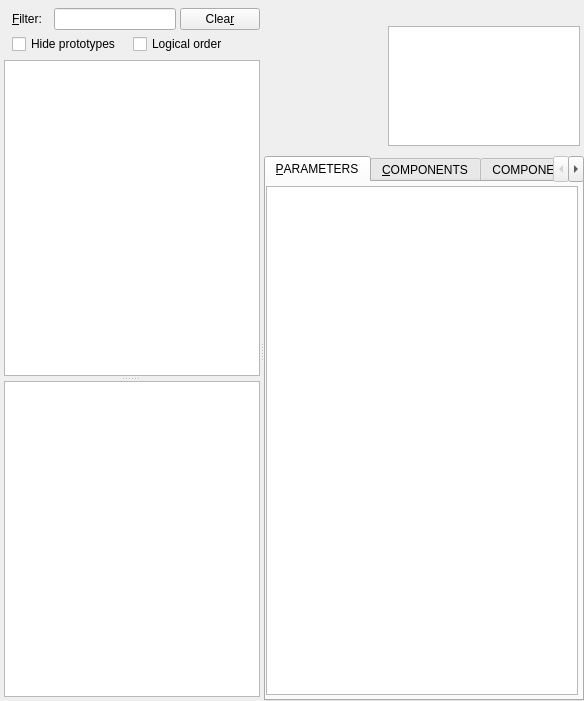
This is src/itemsview.ui in nnemkin/perpetuum-planner as Qt 5 draws it before an edit. The edited form follows.
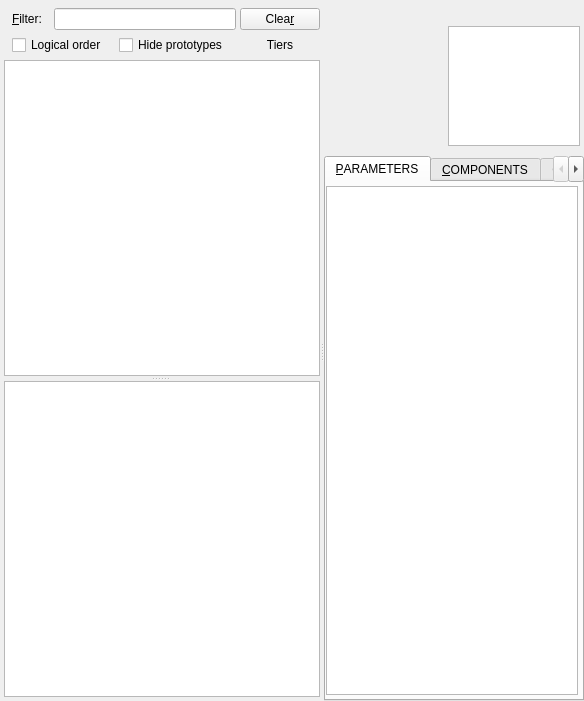
This is the edited form. Icons and pictures are not drawn. Custom widgets are drawn as their Qt base class.

Commit message: Tier filter for item database.

```diff
--- a/src/itemsview.ui
+++ b/src/itemsview.ui
@@ -110,18 +110,11 @@
           <number>12</number>
          </property>
          <property name="rightMargin">
-          <number>4</number>
+          <number>0</number>
          </property>
          <property name="bottomMargin">
-          <number>2</number>
+          <number>0</number>
          </property>
-         <item>
-          <widget class="QCheckBox" name="checkHidePrototypes">
-           <property name="text">
-            <string>Hide prototypes</string>
-           </property>
-          </widget>
-         </item>
          <item>
           <widget class="QCheckBox" name="checkLogicalOrder">
            <property name="text">
@@ -129,6 +122,23 @@
            </property>
           </widget>
          </item>
+         <item>
+          <widget class="QCheckBox" name="checkHidePrototypes">
+           <property name="text">
+            <string>Hide prototypes</string>
+           </property>
+          </widget>
+         </item>
+         <item>
+          <widget class="QPushButton" name="buttonTiers">
+           <property name="text">
+            <string>Tiers</string>
+           </property>
+           <property name="flat">
+            <bool>true</bool>
+           </property>
+          </widget>
+         </item>
          <item>
           <spacer name="horizontalSpacer">
            <property name="orientation">
@@ -137,7 +147,7 @@
            <property name="sizeHint" stdset="0">
             <size>
              <width>0</width>
-             <height>5</height>
+             <height>20</height>
             </size>
            </property>
           </spacer>
```
Left out of the diff: 32 changed lines with no effect on the pictures. The commit also changes 11 other files.
